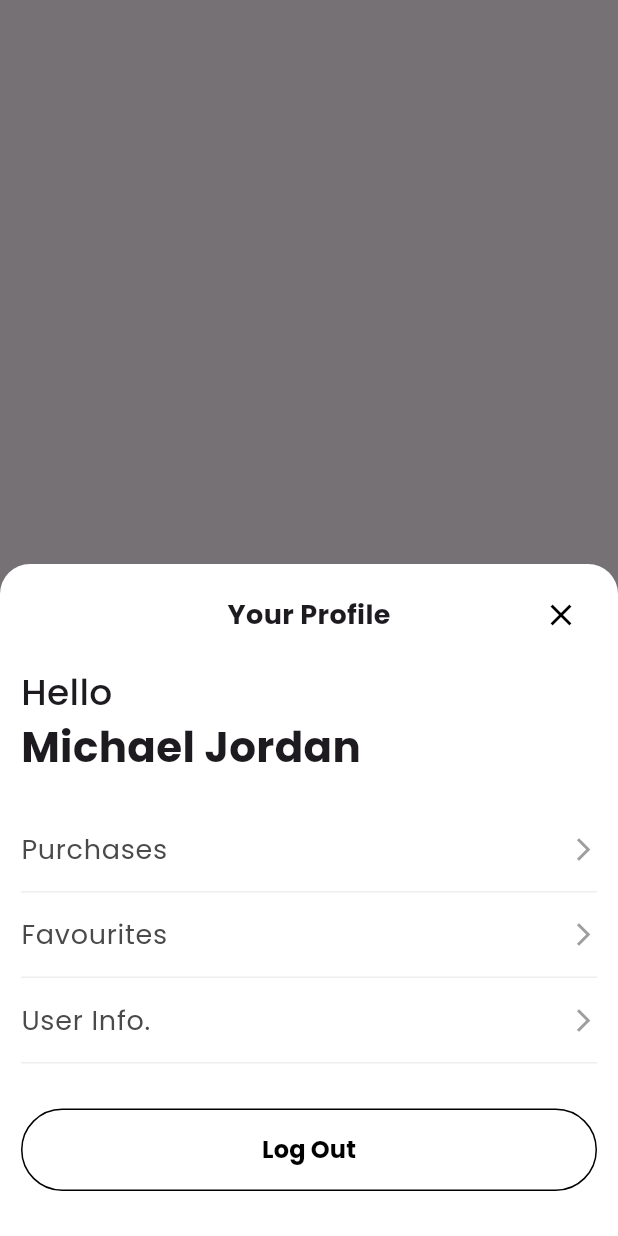
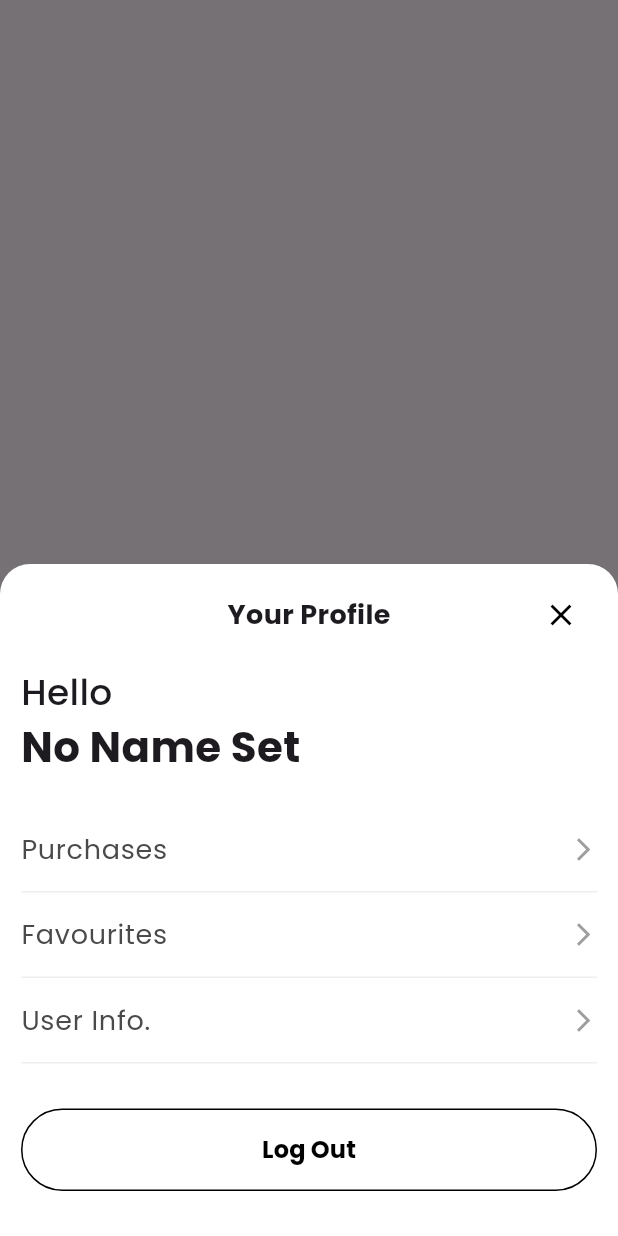
Before and after one commit to IsmailCoder366/echotune, a Flutter app: what showProfileBottomSheet() shows on an empty page, opened directly, on a phone screen of 412 x 824 dp. Run offline on Flutter 3.47's test engine with Material 3 defaults, Android fonts, the light colour scheme and no system bars; our stand-ins replace cloud_firestore, firebase_auth, firebase_core, fl_chart, flutter_screenutil, get and 5 more; accounts and stored records are empty; key blocks and very long unbroken strings in the code were emptied for the run.

Commit message:
name change as it edit with the userinfo

```diff
--- a/lib/modules/user/home_screen/widgets/custom_appbar.dart
+++ b/lib/modules/user/home_screen/widgets/custom_appbar.dart
@@ -6,7 +6,7 @@ import '../../purchases/controllers/user_info_controller.dart';
 
 class CustomHomeAppBar extends StatelessWidget implements PreferredSizeWidget {
 
-  // In your screen/tab where you call the controller:
+
   final UserInfoController userInfoController = Get.put(UserInfoController(), permanent: true);
 
   CustomHomeAppBar({super.key});
@@ -24,9 +24,7 @@ class CustomHomeAppBar extends StatelessWidget implements PreferredSizeWidget {
       actions: [
         _buildComplaintButton(),
         const SizedBox(width: 8),
-        _buildUserActions(),
-
-
+        _buildUserActions()
       ],
     );
   }
--- a/lib/modules/user/profile/bottom_view/bottom_sheet_view.dart
+++ b/lib/modules/user/profile/bottom_view/bottom_sheet_view.dart
@@ -1,6 +1,7 @@
 import 'package:flutter/material.dart';
 import 'package:get/get.dart';
 
+import '../../purchases/controllers/user_info_controller.dart';
 import '../controller/profile_controller.dart';
 import '../widgets/profile_menu_tile.dart';
 
@@ -10,6 +11,7 @@ void showProfileBottomSheet() {
   final ProfileController controller = Get.isRegistered<ProfileController>()
       ? Get.find<ProfileController>()
       : Get.put(ProfileController());
+  final UserInfoController userInfocontroller = Get.put(UserInfoController(), permanent: true);
 
   Get.bottomSheet(
     Container(
@@ -45,10 +47,12 @@ void showProfileBottomSheet() {
             style: TextStyle(fontSize: 24, fontWeight: FontWeight.w500),
           ),
           // Wrapped in Obx in case the name changes dynamically
-          Obx(() => Text(
-            controller.userName.value,
+          Text(
+            userInfocontroller.nameController.text.isEmpty
+              ? 'No Name Set'
+            : userInfocontroller.nameController.text,
             style: const TextStyle(fontSize: 28, fontWeight: FontWeight.bold),
-          )),
+          ),
           const SizedBox(height: 20),
 
           // Menu Items
--- a/lib/modules/user/profile/controller/profile_controller.dart
+++ b/lib/modules/user/profile/controller/profile_controller.dart
@@ -10,7 +10,7 @@ class ProfileController extends GetxController {
   // Inject the Auth Repository
   final AuthRepository _authRepo = AuthRepository();
 
-  final RxString userName = "Michael Jordan".obs;
+
   var isLoggingOut = false.obs;
 
   /// Navigates to the PurchasesView and sets the active tab
--- a/lib/modules/user/purchases/view/user_info_tab.dart
+++ b/lib/modules/user/purchases/view/user_info_tab.dart
@@ -12,7 +12,7 @@ class UserInfoTab extends StatelessWidget {
 
     return Scaffold(
       backgroundColor: Colors.white,
-      // Added a Refresh Action just in case
+        /// Added a Refresh Action just in case
       appBar: AppBar(
         backgroundColor: Colors.white,
         elevation: 0,
```
